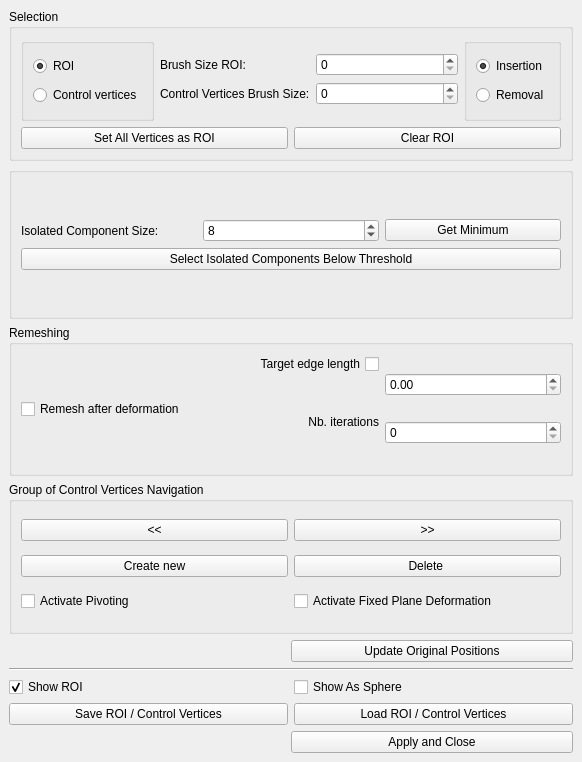
The window that Polyhedron/demo/Polyhedron/Deform_mesh.ui (CGAL/cgal) describes before a commit, drawn with Qt 5.
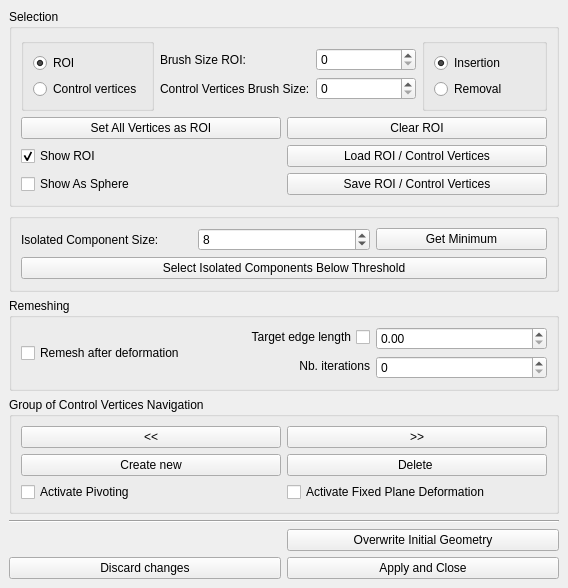
The same window after the commit.

Commit message:
add "discard changes" button that cancels the last deformation
this button resets the mesh to its geometry before last call to
overwrite_initial_geometry

also reorganize buttons in the widget

```diff
--- a/Polyhedron/demo/Polyhedron/Deform_mesh.ui
+++ b/Polyhedron/demo/Polyhedron/Deform_mesh.ui
@@ -6,8 +6,8 @@
    <rect>
     <x>0</x>
     <y>0</y>
-    <width>582</width>
-    <height>762</height>
+    <width>568</width>
+    <height>588</height>
    </rect>
   </property>
   <property name="windowTitle">
@@ -21,7 +21,7 @@
        <string>Selection</string>
       </property>
       <layout class="QGridLayout" name="gridLayout">
-       <item row="2" column="1" rowspan="2" colspan="3">
+       <item row="2" column="1" rowspan="2" colspan="2">
         <layout class="QVBoxLayout" name="RingLayout">
          <item>
           <layout class="QHBoxLayout" name="horizontalLayout_4">
@@ -57,7 +57,7 @@
          </item>
         </layout>
        </item>
-       <item row="4" column="0" colspan="5">
+       <item row="4" column="0" colspan="4">
         <layout class="QHBoxLayout" name="horizontalLayout_3">
          <item>
           <widget class="QPushButton" name="SelectAllVerticesPushButton">
@@ -104,7 +104,7 @@
          </layout>
         </widget>
        </item>
-       <item row="2" column="4" rowspan="2">
+       <item row="2" column="3" rowspan="2">
         <widget class="QGroupBox" name="InsertEraseGroupBox">
          <layout class="QVBoxLayout" name="InsertRemoveLayout">
           <item>
@@ -127,6 +127,47 @@
          </layout>
         </widget>
        </item>
+       <item row="5" column="0" colspan="4">
+        <layout class="QGridLayout" name="gridLayout_2">
+         <property name="sizeConstraint">
+          <enum>QLayout::SetDefaultConstraint</enum>
+         </property>
+         <item row="0" column="1">
+          <widget class="QPushButton" name="ReadROIPushButton">
+           <property name="text">
+            <string>Load ROI / Control Vertices</string>
+           </property>
+          </widget>
+         </item>
+         <item row="1" column="0">
+          <widget class="QCheckBox" name="ShowAsSphereCheckBox">
+           <property name="text">
+            <string>Show As Sphere</string>
+           </property>
+           <property name="checked">
+            <bool>false</bool>
+           </property>
+          </widget>
+         </item>
+         <item row="0" column="0">
+          <widget class="QCheckBox" name="ShowROICheckBox">
+           <property name="text">
+            <string>Show ROI</string>
+           </property>
+           <property name="checked">
+            <bool>true</bool>
+           </property>
+          </widget>
+         </item>
+         <item row="1" column="1">
+          <widget class="QPushButton" name="SaveROIPushButton">
+           <property name="text">
+            <string>Save ROI / Control Vertices</string>
+           </property>
+          </widget>
+         </item>
+        </layout>
+       </item>
       </layout>
      </widget>
     </item>
@@ -319,36 +360,6 @@
       </layout>
      </widget>
     </item>
-    <item>
-     <layout class="QHBoxLayout" name="horizontalLayout_7">
-      <item>
-       <spacer name="horizontalSpacer_2">
-        <property name="orientation">
-         <enum>Qt::Horizontal</enum>
-        </property>
-        <property name="sizeHint" stdset="0">
-         <size>
-          <width>40</width>
-          <height>20</height>
-         </size>
-        </property>
-       </spacer>
-      </item>
-      <item>
-       <widget class="QPushButton" name="OverwritePushButton">
-        <property name="sizePolicy">
-         <sizepolicy hsizetype="MinimumExpanding" vsizetype="Fixed">
-          <horstretch>0</horstretch>
-          <verstretch>0</verstretch>
-         </sizepolicy>
-        </property>
-        <property name="text">
-         <string>Update Original Positions</string>
-        </property>
-       </widget>
-      </item>
-     </layout>
-    </item>
     <item>
      <widget class="Line" name="line">
       <property name="orientation">
@@ -356,75 +367,51 @@
       </property>
      </widget>
     </item>
-    <item>
-     <layout class="QHBoxLayout" name="horizontalLayout_5">
-      <item>
-       <widget class="QCheckBox" name="ShowROICheckBox">
-        <property name="text">
-         <string>Show ROI</string>
-        </property>
-        <property name="checked">
-         <bool>true</bool>
-        </property>
-       </widget>
-      </item>
-      <item>
-       <widget class="QCheckBox" name="ShowAsSphereCheckBox">
-        <property name="text">
-         <string>Show As Sphere</string>
-        </property>
-        <property name="checked">
-         <bool>false</bool>
-        </property>
-       </widget>
-      </item>
-     </layout>
-    </item>
-    <item>
-     <layout class="QHBoxLayout" name="horizontalLayout_6">
-      <item>
-       <widget class="QPushButton" name="SaveROIPushButton">
-        <property name="text">
-         <string>Save ROI / Control Vertices</string>
-        </property>
-       </widget>
-      </item>
-      <item>
-       <widget class="QPushButton" name="ReadROIPushButton">
-        <property name="text">
-         <string>Load ROI / Control Vertices</string>
-        </property>
-       </widget>
-      </item>
-     </layout>
-    </item>
     <item>
      <layout class="QHBoxLayout" name="ApplyAndCloseLayout">
       <item>
-       <spacer name="horizontalSpacer">
-        <property name="orientation">
-         <enum>Qt::Horizontal</enum>
-        </property>
-        <property name="sizeHint" stdset="0">
-         <size>
-          <width>40</width>
-          <height>20</height>
-         </size>
-        </property>
-       </spacer>
-      </item>
-      <item>
-       <widget class="QPushButton" name="ApplyAndClosePushButton">
-        <property name="sizePolicy">
-         <sizepolicy hsizetype="MinimumExpanding" vsizetype="Fixed">
-          <horstretch>0</horstretch>
-          <verstretch>0</verstretch>
-         </sizepolicy>
-        </property>
-        <property name="text">
-         <string>Apply and Close</string>
-        </property>
-       </widget>
+       <layout class="QVBoxLayout" name="verticalLayout_10">
+        <item>
+         <layout class="QGridLayout" name="gridLayout_3">
+          <item row="2" column="0">
+           <widget class="QPushButton" name="DiscardChangesPushButton">
+            <property name="toolTip">
+             <string>Reset mesh to last version saved by &quot;Overwrite Initial Geometry&quot;</string>
+            </property>
+            <property name="text">
+             <string>Discard changes</string>
+            </property>
+           </widget>
+          </item>
+          <item row="1" column="1">
+           <widget class="QPushButton" name="OverwritePushButton">
+            <property name="sizePolicy">
+             <sizepolicy hsizetype="Minimum" vsizetype="Fixed">
+              <horstretch>0</horstretch>
+              <verstretch>0</verstretch>
+             </sizepolicy>
+            </property>
+            <property name="text">
+             <string>Overwrite Initial Geometry</string>
+            </property>
+           </widget>
+          </item>
+          <item row="2" column="1">
+           <widget class="QPushButton" name="ApplyAndClosePushButton">
+            <property name="sizePolicy">
+             <sizepolicy hsizetype="Minimum" vsizetype="Fixed">
+              <horstretch>0</horstretch>
+              <verstretch>0</verstretch>
+             </sizepolicy>
+            </property>
+            <property name="text">
+             <string>Apply and Close</string>
+            </property>
+           </widget>
+          </item>
+         </layout>
+        </item>
+       </layout>
       </item>
      </layout>
     </item>
```
Left out of the diff: 2 changed lines with no effect on the pictures. The commit also changes 2 other files.
